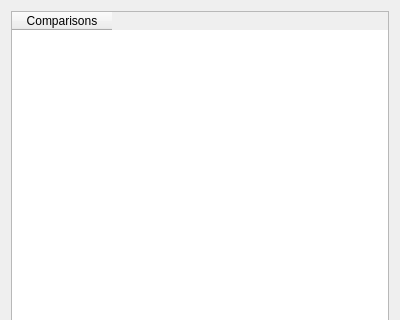
First picture: the form in atef/ui/any_comparison_widget.ui, repository pcdshub/atef, before the edit; both pictures show x 0 to 400 and y 0 to 320 of the 400 by 462 pixel window.
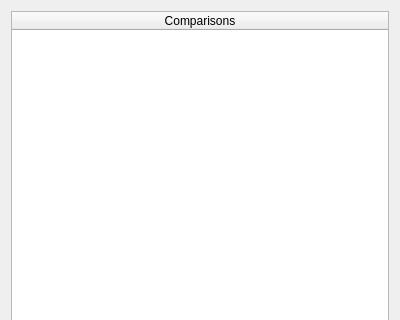
Second picture: the form after the edit.

```diff
--- a/atef/ui/any_comparison_widget.ui
+++ b/atef/ui/any_comparison_widget.ui
@@ -16,6 +16,9 @@
   <layout class="QVBoxLayout" name="verticalLayout">
    <item>
     <widget class="QTableWidget" name="comparisons_table">
+     <attribute name="horizontalHeaderStretchLastSection">
+      <bool>true</bool>
+     </attribute>
      <attribute name="verticalHeaderVisible">
       <bool>false</bool>
      </attribute>
```
